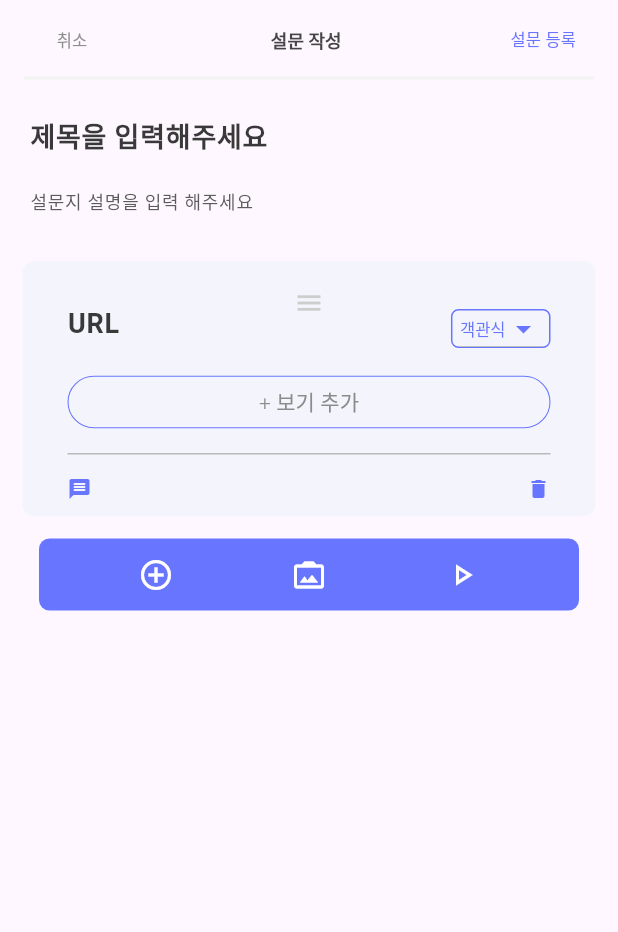
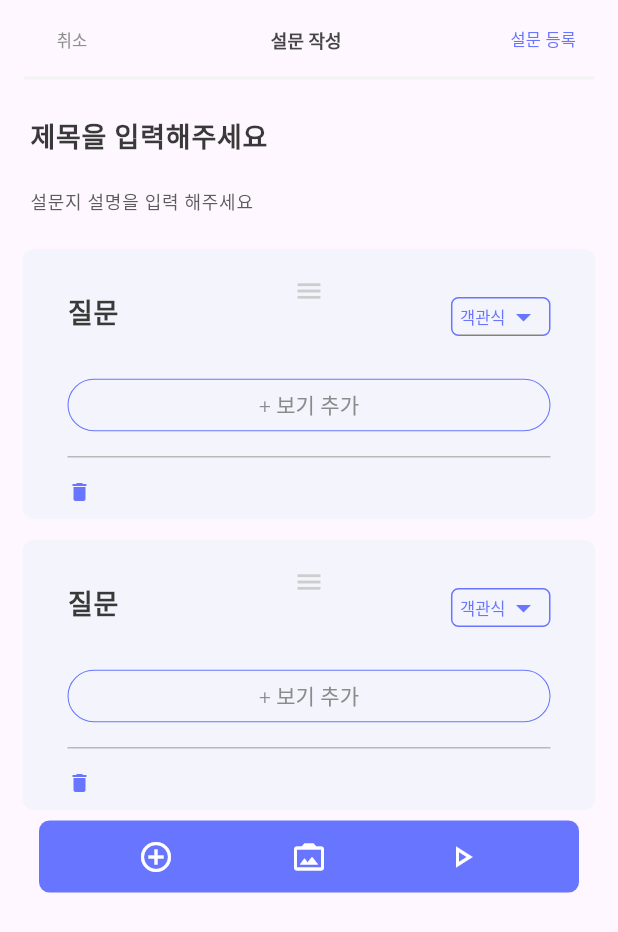
Before and after one commit to WZNT-KimHyeJin/vestie_frontend, a Flutter app: the SurveyRegisterPage screen opened directly, after a tap on the "add circle outline" icon, on a phone screen of 412 x 824 dp. Shown: the top 932 px of the screen. Run offline on Flutter 3.47's test engine with Material 2 defaults, Android fonts, the phone set to English and light mode, and no system bars; missing offline and left inert: dart:ffi; Roboto replaces fonts that are missing (text).

Commit message:
[feat] all of ther actions in register screen

```diff
--- a/Vestie/lib/pages/SurveyRegister/surveyRegister_page.dart
+++ b/Vestie/lib/pages/SurveyRegister/surveyRegister_page.dart
@@ -16,6 +16,15 @@ class SurveyRegisterPageState extends State<SurveyRegisterPage> {
 
   String surveyTitle='';
   String surveyText='';
+  List<Widget> questionList=[SurveyQuestionWidget()];
+
+  void addQuestion(){
+    setState(() {
+      questionList.add(
+        SurveyQuestionWidget(),
+      );
+    });
+  }
 
 
   @override
@@ -26,7 +35,8 @@ class SurveyRegisterPageState extends State<SurveyRegisterPage> {
             actions: [],
           title:SurveyRegisterTopBar()
         ),
-        body: Container(
+        body: SingleChildScrollView(child:
+        Container(
           child: Column(
             children: [
               Container(
@@ -63,22 +73,21 @@ class SurveyRegisterPageState extends State<SurveyRegisterPage> {
                     )
                   ],),),
               Container(
-                decoration: BoxDecoration(
-                  borderRadius: BorderRadius.circular(8.0),
-                  color: Color(0xFFF4F5FC),
+
+                child: Column(
+                  children: questionList,
                 ),
-                margin: EdgeInsets.all(15),
-                padding: EdgeInsetsDirectional.fromSTEB(30, 10, 30, 5),
-                child: SurveyQuestionWidget(),
               ),
               Container(
                 width: 360,
-                child: AddSurveyQuestionBtn(),)
+                child: AddSurveyQuestionBtn(onPressedFunc: addQuestion),)
 
             ],
           ),
 
         )
+        )
+
     );
   }
 
--- a/Vestie/lib/widget/surveyRegisterPageWidgets/addSurveyQuestionBtnWidget.dart
+++ b/Vestie/lib/widget/surveyRegisterPageWidgets/addSurveyQuestionBtnWidget.dart
@@ -2,6 +2,11 @@ import 'package:flutter/material.dart';
 
 //widgets
 class AddSurveyQuestionBtn extends StatelessWidget {
+  final VoidCallback onPressedFunc;
+
+  const AddSurveyQuestionBtn({
+    required this.onPressedFunc,
+  });
 
   @override
   Widget build(BuildContext context) {
@@ -14,7 +19,7 @@ class AddSurveyQuestionBtn extends StatelessWidget {
         mainAxisAlignment: MainAxisAlignment.spaceEvenly,
 
         children: [
-          IconButton(onPressed: (){}, icon: Icon(Icons.add_circle_outline,color: Colors.white,), color: Color(0xFF6875FF),),
+          IconButton(onPressed: onPressedFunc, icon: Icon(Icons.add_circle_outline,color: Colors.white,), color: Color(0xFF6875FF),),
           IconButton(onPressed: (){}, icon: Icon(Icons.photo_camera_back,color: Colors.white,),color: Color(0xFF6875FF),),
           IconButton(onPressed: (){}, icon: Icon(Icons.play_arrow_outlined,color: Colors.white,),color: Color(0xFF6875FF),),
         ],
--- a/Vestie/lib/widget/surveyRegisterPageWidgets/surveyQuestionWidget.dart
+++ b/Vestie/lib/widget/surveyRegisterPageWidgets/surveyQuestionWidget.dart
@@ -28,11 +28,15 @@ class SurveyQuestionWidgetState extends State<SurveyQuestionWidget> {
   }
 
 
-
   @override
   Widget build(BuildContext context) {
     return Container(//전체 container
-
+      decoration: BoxDecoration(
+        borderRadius: BorderRadius.circular(8.0),
+        color: Color(0xFFF4F5FC),
+      ),
+      margin: EdgeInsets.fromLTRB(15,7,15,7),
+      padding: EdgeInsetsDirectional.fromSTEB(30, 10, 30, 5),
       child: Column(
         children: [
           Container( // 헤더 버튼
@@ -59,7 +63,7 @@ class SurveyQuestionWidgetState extends State<SurveyQuestionWidget> {
                     style: TextStyle(fontSize: 18),
                     decoration: InputDecoration(
                         border: InputBorder.none,
-                        hintText: "URL",
+                        hintText: "질문",
                         hintStyle: TextStyle(fontSize: 18,
                             fontWeight: FontWeight.bold,
                             color: Color(0xFF393939))),
@@ -102,9 +106,10 @@ class SurveyQuestionWidgetState extends State<SurveyQuestionWidget> {
               ],
             ),
           ),
+          SizedBox(height: 10,),
           Container(// 질문 mode 별 widget
             // height: ,
-            child: ChoiceAnswerWidget(),
+            child: _selectedMode=='객관식'?ChoiceAnswerWidget():ShortAnswerWidget(),
           ),
           Container(
             margin: EdgeInsets.fromLTRB(0, 10, 0, 10),
@@ -117,7 +122,6 @@ class SurveyQuestionWidgetState extends State<SurveyQuestionWidget> {
             child: Row(
               mainAxisAlignment: MainAxisAlignment.spaceBetween,
               children: [
-                Icon(Icons.message_rounded,color: Color(0xFF6875FF),size: 16,),
                 Icon(Icons.delete,color: Color(0xFF6875FF),size: 16),
               ],
             ),
```
Lines whose indentation alone changed are shown as unchanged.
